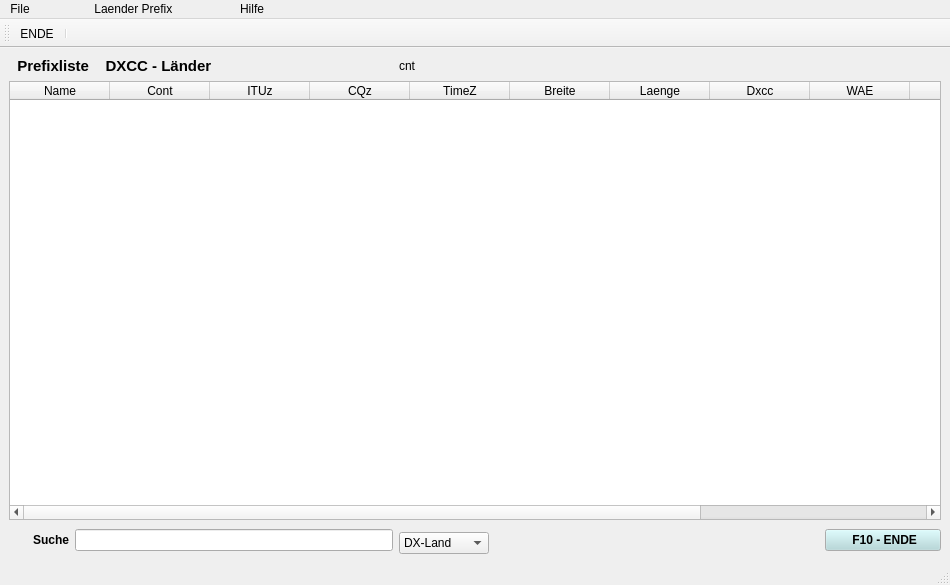
First picture: the form in laDiag/ladialog.ui, repository frohro/qtlog, before the edit.
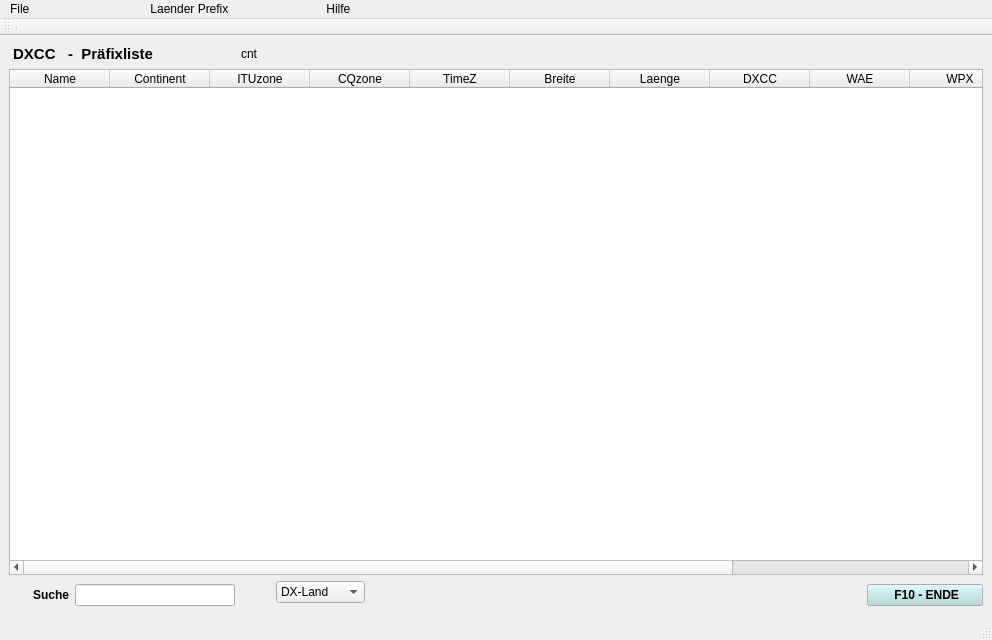
Second picture: the form after the edit. Icons and pictures are not drawn.

Diff of the .ui file:
```diff
--- a/laDiag/ladialog.ui
+++ b/laDiag/ladialog.ui
@@ -6,10 +6,16 @@
    <rect>
     <x>0</x>
     <y>0</y>
-    <width>950</width>
-    <height>585</height>
+    <width>992</width>
+    <height>640</height>
    </rect>
   </property>
+  <property name="minimumSize">
+   <size>
+    <width>992</width>
+    <height>640</height>
+   </size>
+  </property>
   <property name="font">
    <font>
     <pointsize>9</pointsize>
@@ -32,7 +38,7 @@
          </font>
         </property>
         <property name="text">
-         <string>  Prefixliste    DXCC - Länder</string>
+         <string> DXCC   -  Präfixliste</string>
         </property>
        </widget>
       </item>
@@ -43,8 +49,11 @@
         </property>
        </widget>
       </item>
-      <item row="1" column="0" colspan="6">
+      <item row="1" column="0" colspan="10">
        <widget class="QTableWidget" name="laTabelle">
+        <property name="enabled">
+         <bool>true</bool>
+        </property>
         <property name="showGrid">
          <bool>true</bool>
         </property>
@@ -55,17 +64,17 @@
         </column>
         <column>
          <property name="text">
-          <string>Cont</string>
+          <string>Continent</string>
          </property>
         </column>
         <column>
          <property name="text">
-          <string>ITUz</string>
+          <string>ITUzone</string>
          </property>
         </column>
         <column>
          <property name="text">
-          <string>CQz</string>
+          <string>CQzone</string>
          </property>
         </column>
         <column>
@@ -85,7 +94,7 @@
         </column>
         <column>
          <property name="text">
-          <string>Dxcc</string>
+          <string>DXCC</string>
          </property>
         </column>
         <column>
@@ -100,7 +109,7 @@
         </column>
         <column>
          <property name="text">
-          <string>ADIF.nr</string>
+          <string>ADIF</string>
          </property>
         </column>
         <column>
@@ -129,20 +138,7 @@
       <item row="2" column="1" rowspan="2">
        <widget class="QLineEdit" name="WlineEditPref"/>
       </item>
-      <item row="2" column="3" rowspan="2" colspan="2">
-       <spacer>
-        <property name="orientation">
-         <enum>Qt::Horizontal</enum>
-        </property>
-        <property name="sizeHint" stdset="0">
-         <size>
-          <width>13</width>
-          <height>20</height>
-         </size>
-        </property>
-       </spacer>
-      </item>
-      <item row="2" column="5" rowspan="2">
+      <item row="2" column="9" rowspan="2">
        <widget class="QPushButton" name="ButtonENDE">
         <property name="palette">
          <palette>
@@ -192,7 +188,33 @@
         </property>
        </widget>
       </item>
-      <item row="3" column="2">
+      <item row="2" column="8">
+       <spacer name="horizontalSpacer">
+        <property name="orientation">
+         <enum>Qt::Horizontal</enum>
+        </property>
+        <property name="sizeHint" stdset="0">
+         <size>
+          <width>40</width>
+          <height>20</height>
+         </size>
+        </property>
+       </spacer>
+      </item>
+      <item row="2" column="7">
+       <spacer>
+        <property name="orientation">
+         <enum>Qt::Horizontal</enum>
+        </property>
+        <property name="sizeHint" stdset="0">
+         <size>
+          <width>40</width>
+          <height>20</height>
+         </size>
+        </property>
+       </spacer>
+      </item>
+      <item row="2" column="5">
        <widget class="QComboBox" name="comboBox">
         <item>
          <property name="text">
@@ -221,19 +243,19 @@
         </item>
         <item>
          <property name="text">
-          <string>Continente</string>
+          <string>Kontinente</string>
          </property>
         </item>
        </widget>
       </item>
-      <item row="3" column="4">
+      <item row="2" column="6">
        <spacer>
         <property name="orientation">
          <enum>Qt::Horizontal</enum>
         </property>
         <property name="sizeHint" stdset="0">
          <size>
-          <width>40</width>
+          <width>13</width>
           <height>20</height>
          </size>
         </property>
@@ -248,29 +270,28 @@
     <rect>
      <x>0</x>
      <y>0</y>
-     <width>950</width>
+     <width>992</width>
      <height>21</height>
     </rect>
    </property>
    <widget class="QMenu" name="menuListen_laden">
     <property name="title">
-     <string>Laender Prefix                </string>
+     <string>Laender Prefix                         </string>
     </property>
     <addaction name="actionSubPrefixdb"/>
    </widget>
    <widget class="QMenu" name="menuHilfe">
     <property name="title">
-     <string>Hilfe                  </string>
+     <string>Hilfe                            </string>
     </property>
-    <addaction name="actionHilfeLaenderListe"/>
+    <addaction name="actionDoc_DX_CtyListe"/>
    </widget>
    <widget class="QMenu" name="menuFile">
     <property name="title">
-     <string>File               </string>
+     <string>File                                </string>
     </property>
-    <addaction name="actionENDE"/>
     <addaction name="separator"/>
-    <addaction name="actionNeue_cty_dat"/>
+    <addaction name="actionInstall_Neue_Ctydat"/>
    </widget>
    <addaction name="menuFile"/>
    <addaction name="menuListen_laden"/>
@@ -287,71 +308,21 @@
    <attribute name="toolBarBreak">
     <bool>false</bool>
    </attribute>
-   <addaction name="actionENDE"/>
    <addaction name="separator"/>
   </widget>
-  <action name="actionENDE">
-   <property name="icon">
-    <iconset resource="../qtlogRessourcen.qrc">
-     <normaloff>:/new/prefix1/icon/cancel.png</normaloff>:/new/prefix1/icon/cancel.png</iconset>
-   </property>
-   <property name="text">
-    <string>ENDE</string>
-   </property>
-  </action>
-  <action name="actionLa_Prefix_Liste_updaten">
-   <property name="text">
-    <string>La.Prefix-Liste updaten</string>
-   </property>
-  </action>
   <action name="actionSubPrefixdb">
    <property name="text">
-    <string>DX-SubPrefixListe</string>
+    <string>DX-SubPrefix Liste</string>
    </property>
   </action>
-  <action name="action_dxcc_Liste_laden">
+  <action name="actionDoc_DX_CtyListe">
    <property name="text">
-    <string>Neue Dxcc-Liste installieren</string>
+    <string>Doc LänderListe</string>
    </property>
   </action>
-  <action name="actionHilfeLaenderListe">
+  <action name="actionInstall_Neue_Ctydat">
    <property name="text">
-    <string>DX -Laenderliste</string>
-   </property>
-  </action>
-  <action name="actionNeue_cty_dat">
-   <property name="text">
-    <string>Neue cty-tw.dat installieren</string>
-   </property>
-  </action>
-  <action name="actionSave_adifData">
-   <property name="text">
-    <string>Adif-Liste erzeugen</string>
-   </property>
-  </action>
-  <action name="actionSet_adifData">
-   <property name="text">
-    <string>Adif-Liste laden</string>
-   </property>
-  </action>
-  <action name="actionSave_geoData">
-   <property name="text">
-    <string>Geo-Liste erzeugen</string>
-   </property>
-  </action>
-  <action name="actionSet_geoData">
-   <property name="text">
-    <string>Geo-Liste laden</string>
-   </property>
-  </action>
-  <action name="actionSave_waeData">
-   <property name="text">
-    <string>Wae-Liste erzeugen</string>
-   </property>
-  </action>
-  <action name="actionSet_waeData">
-   <property name="text">
-    <string>Wae-Liste laden</string>
+    <string>Install Neue Ctydat</string>
    </property>
   </action>
  </widget>
```
